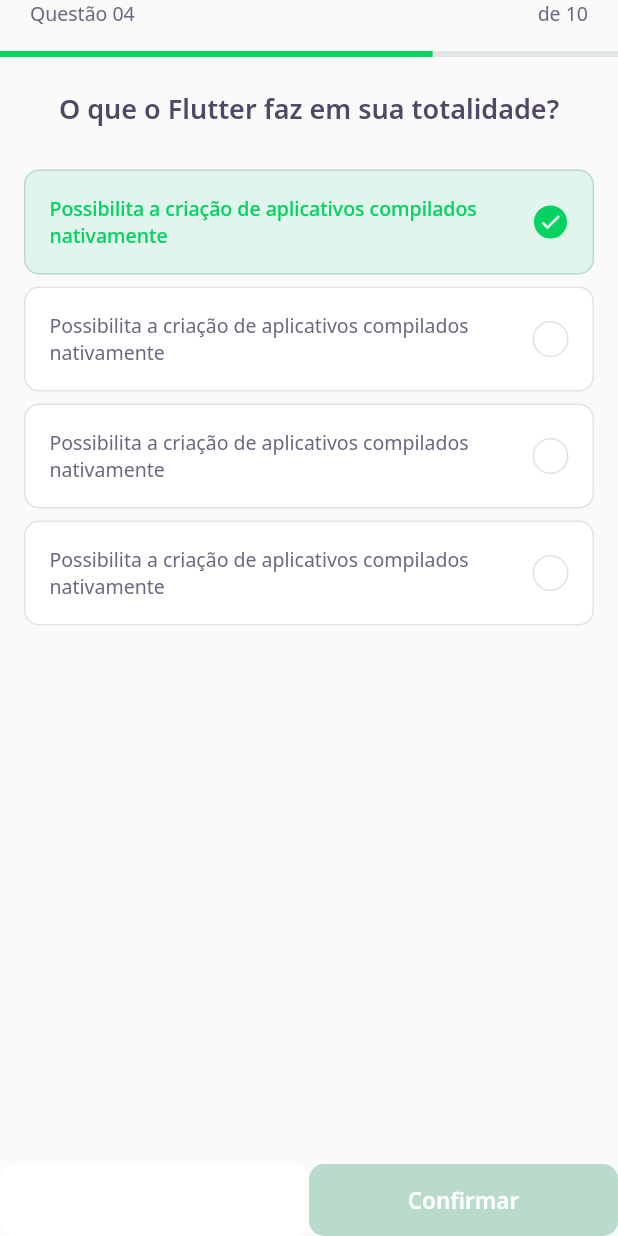
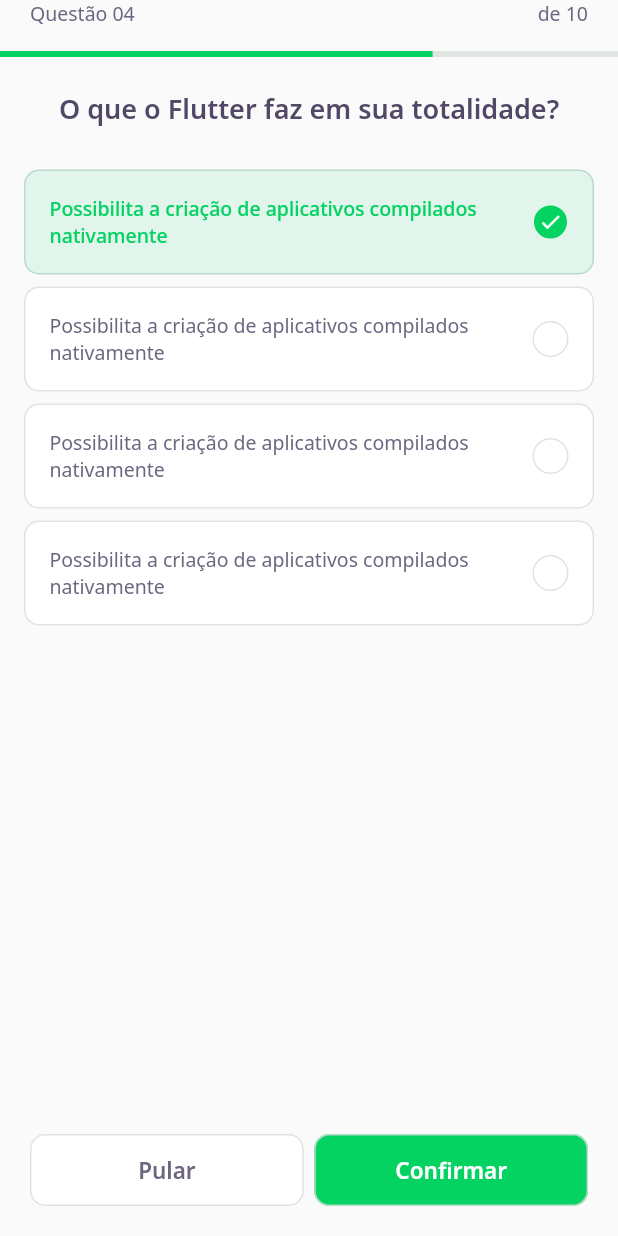
Before and after one commit to joaopaulovieira-dev/dev_quiz_flutter_jpvp, a Flutter app: the screen it shows after launch, on a phone screen of 412 x 824 dp. Run offline on Flutter 3.47's test engine with Material 2 defaults, Android fonts, the phone set to English and light mode, and no system bars; our stand-ins replace google_fonts; accounts and stored records are empty.

Commit message:
Editando Next Button

```diff
--- a/lib/challenge/challeng_page.dart
+++ b/lib/challenge/challeng_page.dart
@@ -21,12 +21,18 @@
       ),
       bottomNavigationBar: SafeArea(
         bottom: true,
+        child: Padding(
+          padding: const EdgeInsets.symmetric(horizontal: 20, vertical: 20),
           child: Row(
             mainAxisAlignment: MainAxisAlignment.spaceAround,
             children: [
               Expanded(child: NextButtonWidget.white(label: 'Pular')),
+              SizedBox(
+                width: 7,
+              ),
               Expanded(child: NextButtonWidget.green(label: 'Confirmar')),
             ],
+          ),
         ),
       ),
     );
--- a/lib/challenge/widgets/next_button/next_button_widget.dart
+++ b/lib/challenge/widgets/next_button/next_button_widget.dart
@@ -6,21 +6,24 @@
   final String label;
   final Color backgroudColor;
   final Color fontColor;
-  const NextButtonWidget({
-    Key? key,
+  final Color borderColor;
+  const NextButtonWidget(
+      {Key? key,
       required this.label,
       required this.backgroudColor,
       required this.fontColor,
-  });
+      required this.borderColor});
 
   NextButtonWidget.green({required String label})
-      : this.backgroudColor = AppColors.green,
+      : this.backgroudColor = AppColors.darkGreen,
         this.fontColor = AppColors.white,
+        this.borderColor = AppColors.green,
         this.label = label;
 
   NextButtonWidget.white({required String label})
       : this.backgroudColor = AppColors.white,
         this.fontColor = AppColors.grey,
+        this.borderColor = AppColors.border,
         this.label = label;
 
   @override
@@ -37,19 +40,17 @@
                 borderRadius: BorderRadius.circular(10),
               ),
             ),
-        ),
+            side: MaterialStateProperty.all(BorderSide(color: borderColor))),
         onPressed: () {},
         child: Text(
           label,
           style: GoogleFonts.notoSans(
             fontWeight: FontWeight.w600,
             fontSize: 15,
-            color: AppColors.white,
+            color: fontColor,
           ),
         ),
       ),
     );
   }
 }
-
-//TODO AULA 04 00:26:10
--- a/lib/main.dart
+++ b/lib/main.dart
@@ -3,5 +3,23 @@
 import 'core/app_widget.dart';
 
 void main() {
-  runApp(AppWidget());
+  runApp(MyApp());
 }
+
+class MyApp extends StatelessWidget {
+  @override
+  Widget build(BuildContext context) {
+    return MaterialApp(
+      title: 'Dev Quiz Flutter',
+      theme: ThemeData(
+        primaryColor: Colors.green,
+        primarySwatch: Colors.green,
+        buttonColor: Colors.green,
+      ),
+      home: AppWidget(),
+      debugShowCheckedModeBanner: false,
+    );
+  }
+}
+
+// TODO: Desafio - Alterar a cor de splash do botão "Pular" para verde (pois atualmente esta azul).
```
Lines whose indentation alone changed are shown as unchanged.
